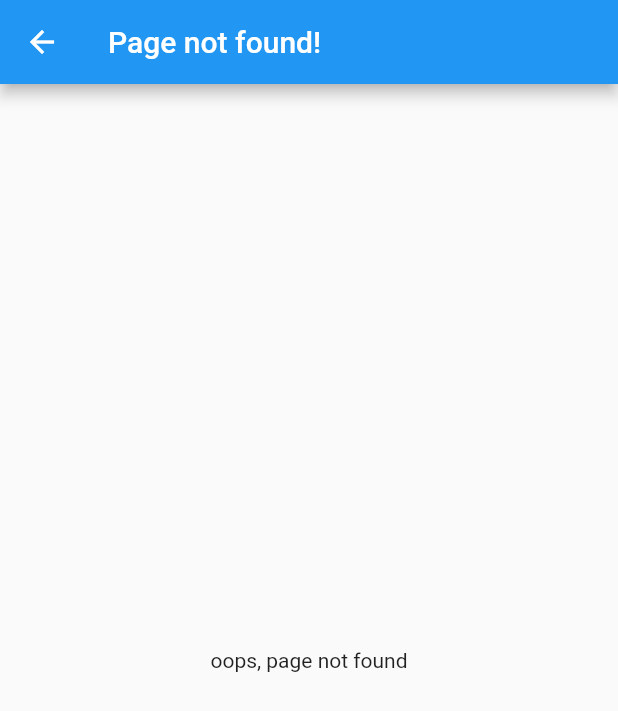
After one commit to Abdoulayeda/cities, a Flutter app: the NotFound screen opened directly, on a phone screen of 412 x 824 dp. The commit adds this screen. Shown: the top 711 px of the screen. Run offline on Flutter 3.47's test engine with Material 2 defaults, Android fonts, the phone set to English and light mode, and no system bars.

Commit message:
add page notfound

```diff
--- /dev/null
+++ b/lib/views/404/not_found.dart
@@ -0,0 +1,18 @@
+import 'package:flutter/material.dart';
+
+class NotFound extends StatelessWidget {
+  const NotFound({super.key});
+
+  @override
+  Widget build(BuildContext context) {
+    return Scaffold(
+      appBar: AppBar(
+        title: const Text("Page not found!"),
+      ),
+      body: Container(
+        alignment: Alignment.center,
+        child: const Text('oops, page not found'),
+      ),
+    );
+  }
+}
--- a/lib/views/city/widgets/city_view.dart
+++ b/lib/views/city/widgets/city_view.dart
@@ -9,6 +9,7 @@ import '../../../models/activity.model.dart';
 
 class CityView extends StatefulWidget {
   final List<Activity> activities = data.activities;
+  static const String routeName = '/city';
 
   CityView({super.key});
 
--- a/lib/views/home/home_view.dart
+++ b/lib/views/home/home_view.dart
@@ -3,6 +3,7 @@ import '../../models/city_model.dart';
 import 'widgets/city_card.dart';
 
 class HomeView extends StatefulWidget {
+  static const String routeName = '/';
   const HomeView({super.key});
 
   @override
```
Also changed, not shown: lib/main.dart (+11 -6 lines).
